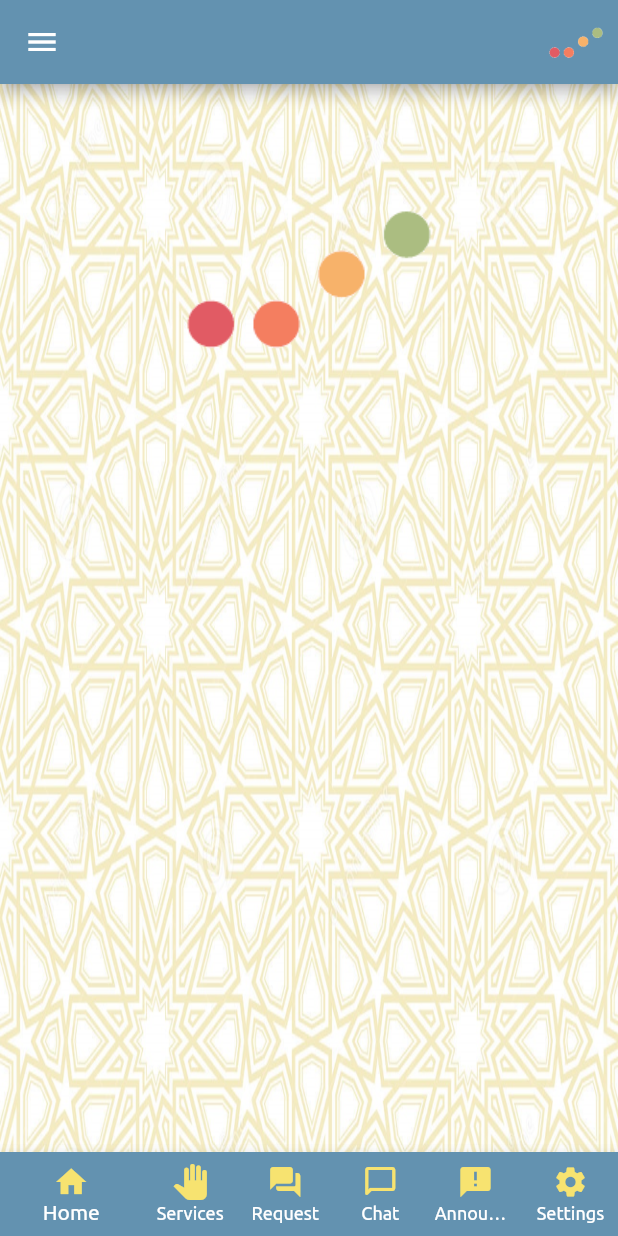
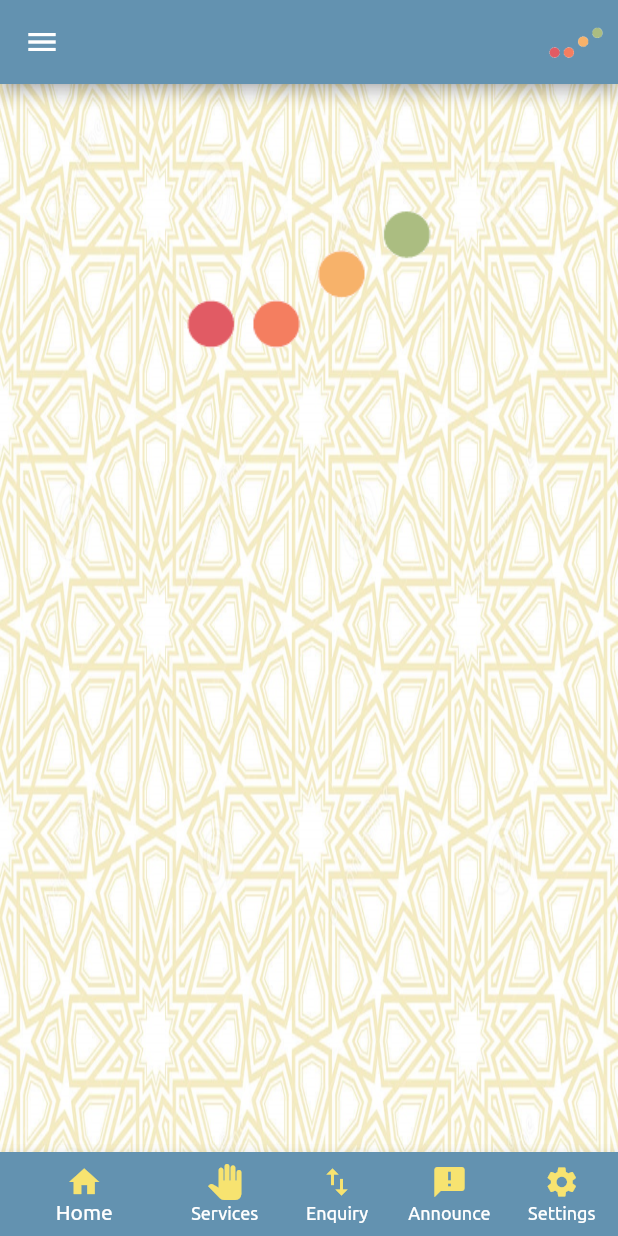
Before and after one commit to Mrashoo24/hudur, a Flutter app: the Home screen opened directly with empty values, on a phone screen of 412 x 824 dp. Run offline on Flutter 3.47's test engine with Material 2 defaults, Android fonts, the phone set to English and light mode, and no system bars; our stand-ins replace flutter_countdown_timer, fluttertoast, get, location, shared_preferences; accounts and stored records are empty; network calls fail; project files that could hold a hidden picture were left out.

Commit message:
Update home.dart

```diff
--- a/lib/Screens/Home/home.dart
+++ b/lib/Screens/Home/home.dart
@@ -10,6 +10,7 @@ import 'package:hudur/Components/colors.dart';
 import 'package:hudur/Components/models.dart';
 import 'package:hudur/Screens/Announcement/announcement.dart';
 import 'package:hudur/Screens/Courses/courses.dart';
+import 'package:hudur/Screens/Enquiry/enquiry.dart';
 import 'package:hudur/Screens/HomeDrawer/home_drawer.dart';
 import 'package:hudur/Screens/Leaves/leaves.dart';
 import 'package:intl/intl.dart';
@@ -762,6 +763,14 @@ class _HomeState extends State<Home> {
           label: 'Home',
           backgroundColor: Color(0xFF6392B0),
         ),
+        /*BottomNavigationBarItem(
+          icon: Icon(
+            Icons.book_rounded,
+            color: Color.fromRGBO(247, 227, 112, 1.0),
+          ),
+          label: 'Courses',
+          backgroundColor: Color(0xFF6392B0),
+        ),*/
         BottomNavigationBarItem(
           icon: Icon(
             Icons.pan_tool,
@@ -771,6 +780,14 @@ class _HomeState extends State<Home> {
           backgroundColor: Color(0xFF6392B0),
         ),
         BottomNavigationBarItem(
+          icon: Icon(
+            Icons.import_export_outlined,
+            color: Color.fromRGBO(247, 227, 112, 1.0),
+          ),
+          label: 'Enquiry',
+          backgroundColor: Color(0xFF6392B0),
+        ),
+        /*BottomNavigationBarItem(
           icon: Icon(
             Icons.question_answer_rounded,
             color: Color.fromRGBO(247, 227, 112, 1.0),
@@ -785,7 +802,7 @@ class _HomeState extends State<Home> {
           ),
           label: 'Chat',
           backgroundColor: Color(0xFF6392B0),
-        ),
+        ),*/
         BottomNavigationBarItem(
           icon: Icon(
             Icons.announcement,
@@ -810,9 +827,11 @@ class _HomeState extends State<Home> {
   Widget build(BuildContext context) {
     List<Widget> _widgetOptions = <Widget>[
       _home(),
+      //const Courses(),
       const Services(),
-      const Leaves(),
-      const Text('Chat'),
+      const Enquiry(),
+      //const Leaves(),
+      //const Text('Chat'),
       const Announcement(),
       const Text('Settings'),
 
```
